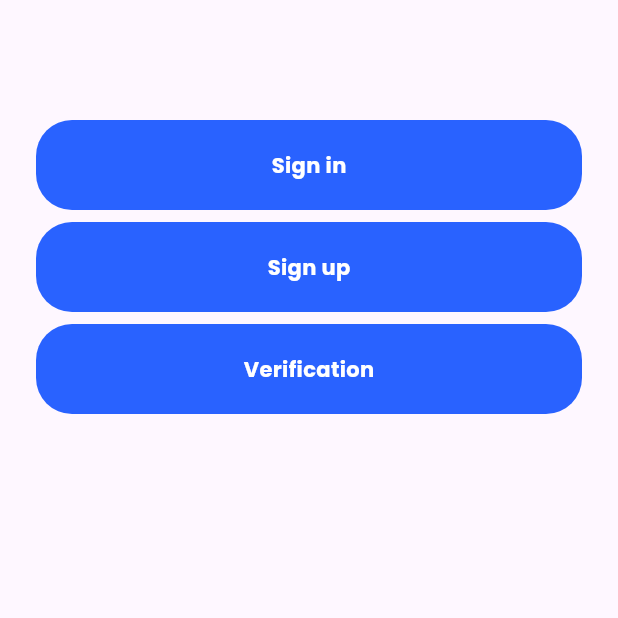
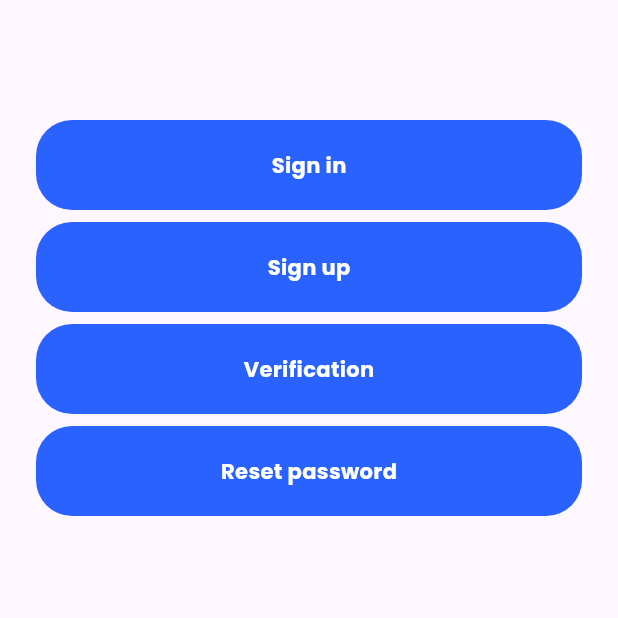
Before and after one commit to muzzammil763/event_booking_ui, a Flutter app: the screen it shows after launch, on a phone screen of 412 x 824 dp, the top half of it. Run offline on Flutter 3.47's test engine with Material 3 defaults, Android fonts, the phone set to English and light mode, and no system bars; our stand-ins replace google_fonts.

Commit message:
added rest password screen ..

```diff
--- a/lib/Screens/screen_selecter.dart
+++ b/lib/Screens/screen_selecter.dart
@@ -1,3 +1,4 @@
+import 'package:event_planner_ui/Screens/reset_password.dart';
 import 'package:event_planner_ui/Screens/signin.dart';
 import 'package:event_planner_ui/Screens/signup.dart';
 import 'package:event_planner_ui/Screens/verification_screen.dart';
@@ -113,6 +114,36 @@ class ScreenSelecter extends StatelessWidget {
                   ),
                 ),
               ),
+              const SizedBox(
+                height: 8,
+              ),
+              InkWell(
+                onTap: () {
+                  Navigator.push(
+                    context,
+                    MaterialPageRoute(
+                      builder: (context) => const ResetPassword(),
+                    ),
+                  );
+                },
+                child: Container(
+                  height: 60,
+                  width: double.infinity,
+                  decoration: BoxDecoration(
+                    color: Colors.blueAccent[700],
+                    borderRadius: BorderRadius.circular(24),
+                  ),
+                  child: const Center(
+                    child: Text(
+                      "Reset password",
+                      style: TextStyle(
+                        color: Colors.white,
+                        fontWeight: FontWeight.bold,
+                      ),
+                    ),
+                  ),
+                ),
+              ),
             ],
           ),
         ),
```
Also changed, not shown: lib/Screens/reset_password.dart (added, +14 -0 lines).
